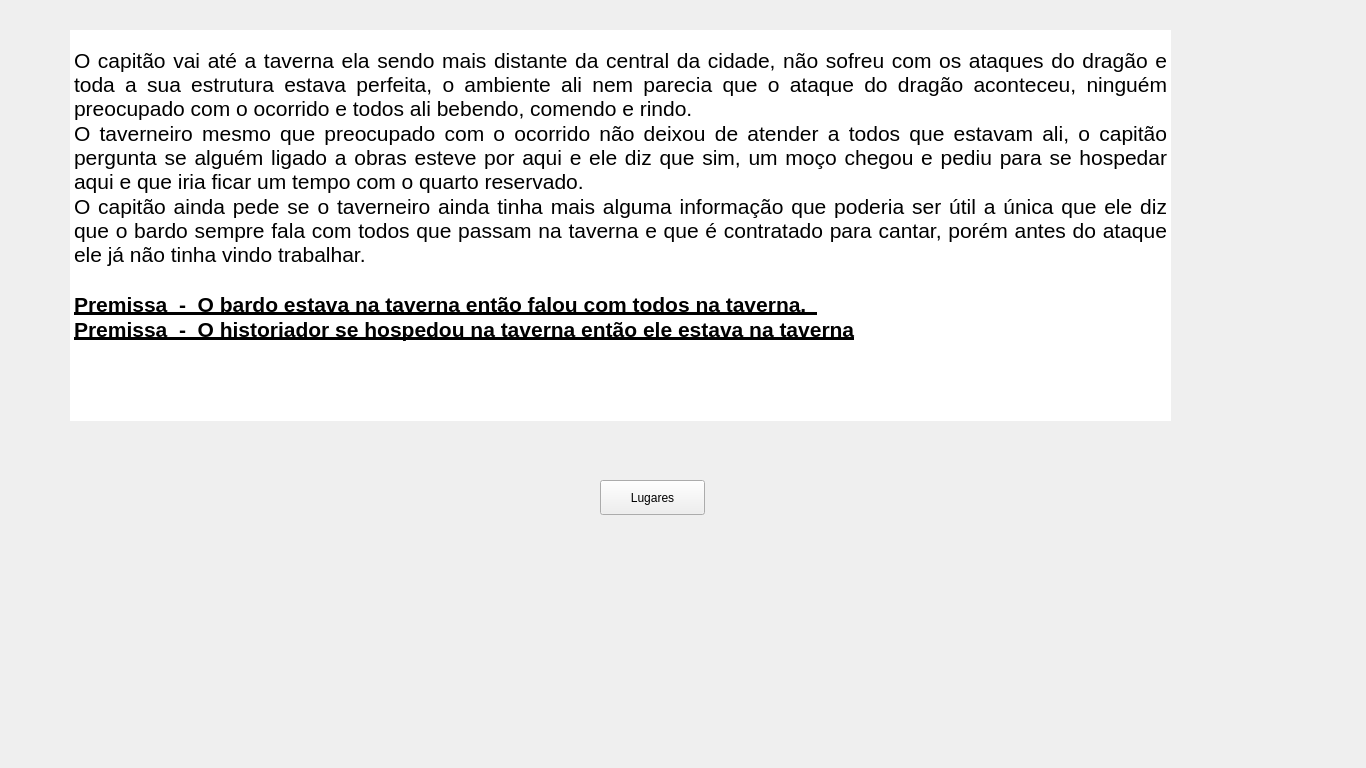
Old version of the form ui/eleventhwindow.ui in the repository eriklemy/Detetive.
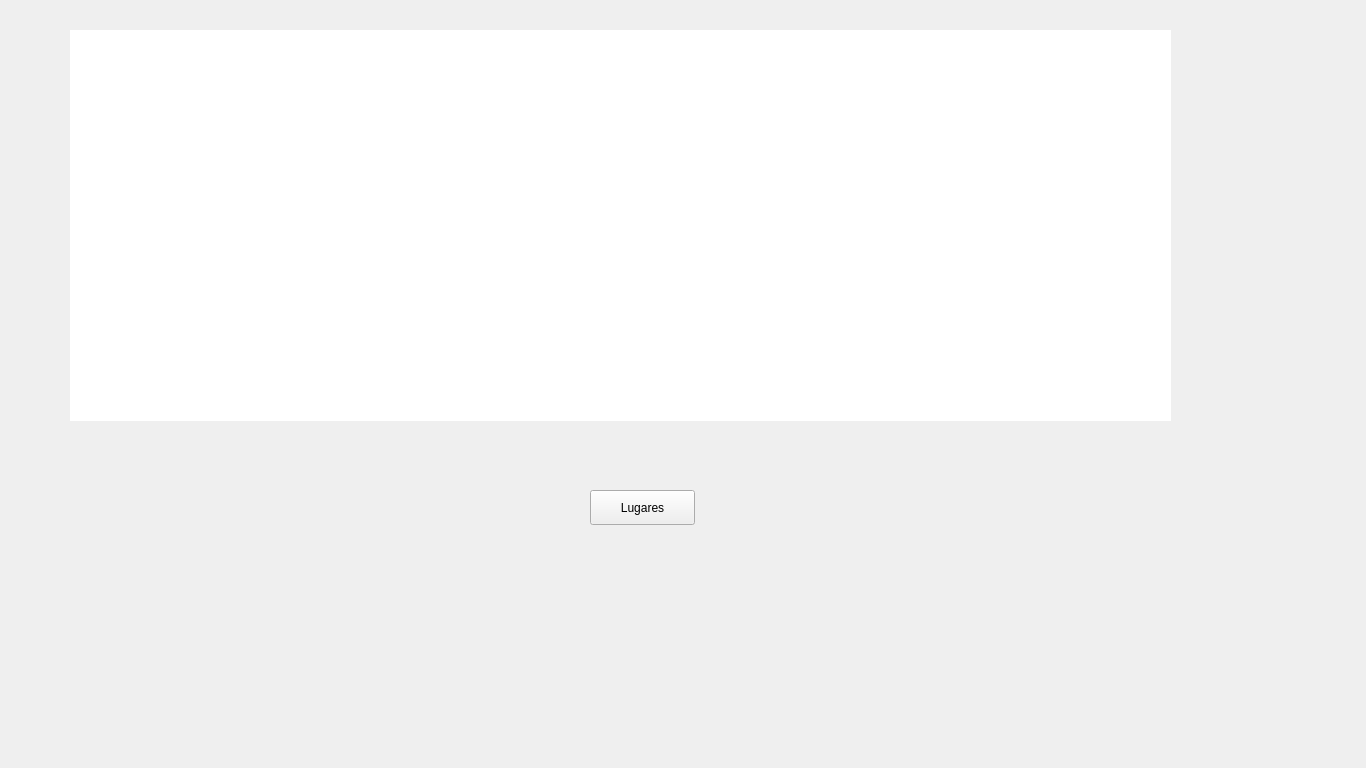
New version of the form.

What changed in the file:
```diff
--- a/ui/eleventhwindow.ui
+++ b/ui/eleventhwindow.ui
@@ -29,8 +29,8 @@
    <widget class="QPushButton" name="pushContinueButton">
     <property name="geometry">
      <rect>
-      <x>600</x>
-      <y>480</y>
+      <x>590</x>
+      <y>490</y>
       <width>105</width>
       <height>35</height>
      </rect>
@@ -57,19 +57,19 @@
 p, li { white-space: pre-wrap; }
 &lt;/style&gt;&lt;/head&gt;&lt;body style=&quot; font-family:'Segoe UI'; font-size:9pt; font-weight:400; font-style:normal;&quot;&gt;
 &lt;p align=&quot;justify&quot; style=&quot;-qt-paragraph-type:empty; margin-top:0px; margin-bottom:0px; margin-left:0px; margin-right:0px; -qt-block-indent:0; text-indent:0px;&quot;&gt;&lt;br /&gt;&lt;/p&gt;
-&lt;p align=&quot;justify&quot; style=&quot; margin-top:0px; margin-bottom:0px; margin-left:0px; margin-right:0px; -qt-block-indent:0; text-indent:0px;&quot;&gt;&lt;span style=&quot; font-size:16pt;&quot;&gt;O capitão vai até a taverna ela sendo mais distante da central da cidade, não sofreu com os ataques do dragão e toda a sua estrutura estava perfeita, o ambiente ali nem parecia que o ataque do dragão aconteceu, ninguém preocupado com o ocorrido e todos ali bebendo, comendo e rindo.&lt;/span&gt;&lt;/p&gt;
-&lt;p align=&quot;justify&quot; style=&quot; margin-top:0px; margin-bottom:0px; margin-left:0px; margin-right:0px; -qt-block-indent:0; text-indent:0px;&quot;&gt;&lt;span style=&quot; font-size:16pt;&quot;&gt;O taverneiro mesmo que preocupado com o ocorrido não deixou de atender a todos que estavam ali, o capitão pergunta se alguém ligado a obras esteve por aqui e ele diz que sim, um moço chegou e pediu para se hospedar aqui e que iria ficar um tempo com o quarto reservado.&lt;/span&gt;&lt;/p&gt;
-&lt;p align=&quot;justify&quot; style=&quot; margin-top:0px; margin-bottom:0px; margin-left:0px; margin-right:0px; -qt-block-indent:0; text-indent:0px;&quot;&gt;&lt;span style=&quot; font-size:16pt;&quot;&gt;O capitão ainda pede se o taverneiro ainda tinha mais alguma informação que poderia ser útil a única que ele diz que o bardo sempre fala com todos que passam na taverna e que é contratado para cantar, porém antes do ataque ele já não tinha vindo trabalhar. &lt;/span&gt;&lt;/p&gt;
-&lt;p align=&quot;justify&quot; style=&quot;-qt-paragraph-type:empty; margin-top:0px; margin-bottom:0px; margin-left:0px; margin-right:0px; -qt-block-indent:0; text-indent:0px; font-size:16pt;&quot;&gt;&lt;br /&gt;&lt;/p&gt;
-&lt;p align=&quot;justify&quot; style=&quot; margin-top:0px; margin-bottom:0px; margin-left:0px; margin-right:0px; -qt-block-indent:0; text-indent:0px;&quot;&gt;&lt;span style=&quot; font-size:16pt; font-weight:700; text-decoration: underline;&quot;&gt;Premissa  -  O bardo estava na taverna então falou com todos na taverna.  &lt;/span&gt;&lt;/p&gt;
-&lt;p align=&quot;justify&quot; style=&quot; margin-top:0px; margin-bottom:0px; margin-left:0px; margin-right:0px; -qt-block-indent:0; text-indent:0px;&quot;&gt;&lt;span style=&quot; font-size:16pt; font-weight:700; text-decoration: underline;&quot;&gt;Premissa  -  O historiador se hospedou na taverna então ele estava na taverna&lt;/span&gt;&lt;/p&gt;&lt;/body&gt;&lt;/html&gt;</string>
+&lt;p align=&quot;justify&quot; style=&quot; margin-top:0px; margin-bottom:0px; margin-left:0px; margin-right:0px; -qt-block-indent:0; text-indent:0px;&quot;&gt;&lt;span style=&quot; font-size:16pt; color:#ffffff;&quot;&gt;O capitão vai até a taverna ela sendo mais distante da central da cidade, não sofreu com os ataques do dragão e toda a sua estrutura estava perfeita, o ambiente ali nem parecia que o ataque do dragão aconteceu, ninguém preocupado com o ocorrido e todos ali bebendo, comendo e rindo.&lt;/span&gt;&lt;/p&gt;
+&lt;p align=&quot;justify&quot; style=&quot; margin-top:0px; margin-bottom:0px; margin-left:0px; margin-right:0px; -qt-block-indent:0; text-indent:0px;&quot;&gt;&lt;span style=&quot; font-size:16pt; color:#ffffff;&quot;&gt;O taverneiro mesmo que preocupado com o ocorrido não deixou de atender a todos que estavam ali, o capitão pergunta se alguém ligado a obras esteve por aqui e ele diz que sim, um moço chegou e pediu para se hospedar aqui e que iria ficar um tempo com o quarto reservado.&lt;/span&gt;&lt;/p&gt;
+&lt;p align=&quot;justify&quot; style=&quot; margin-top:0px; margin-bottom:0px; margin-left:0px; margin-right:0px; -qt-block-indent:0; text-indent:0px;&quot;&gt;&lt;span style=&quot; font-size:16pt; color:#ffffff;&quot;&gt;O capitão ainda pede se o taverneiro ainda tinha mais alguma informação que poderia ser útil a única que ele diz que o bardo sempre fala com todos que passam na taverna e que é contratado para cantar, porém antes do ataque ele já não tinha vindo trabalhar. &lt;/span&gt;&lt;/p&gt;
+&lt;p align=&quot;justify&quot; style=&quot;-qt-paragraph-type:empty; margin-top:0px; margin-bottom:0px; margin-left:0px; margin-right:0px; -qt-block-indent:0; text-indent:0px; font-size:16pt; color:#ffffff;&quot;&gt;&lt;br /&gt;&lt;/p&gt;
+&lt;p align=&quot;justify&quot; style=&quot; margin-top:0px; margin-bottom:0px; margin-left:0px; margin-right:0px; -qt-block-indent:0; text-indent:0px;&quot;&gt;&lt;span style=&quot; font-size:16pt; font-weight:700; text-decoration: underline; color:#ffffff;&quot;&gt;Premissa  -  O bardo estava na taverna então falou com todos na taverna.  &lt;/span&gt;&lt;/p&gt;
+&lt;p align=&quot;justify&quot; style=&quot; margin-top:0px; margin-bottom:0px; margin-left:0px; margin-right:0px; -qt-block-indent:0; text-indent:0px;&quot;&gt;&lt;span style=&quot; font-size:16pt; font-weight:700; text-decoration: underline; color:#ffffff;&quot;&gt;Premissa  -  O historiador se hospedou na taverna então ele estava na taverna&lt;/span&gt;&lt;/p&gt;&lt;/body&gt;&lt;/html&gt;</string>
     </property>
    </widget>
    <widget class="QLabel" name="label">
     <property name="geometry">
      <rect>
-      <x>-40</x>
-      <y>307</y>
+      <x>0</x>
+      <y>0</y>
       <width>1366</width>
       <height>481</height>
      </rect>
```
